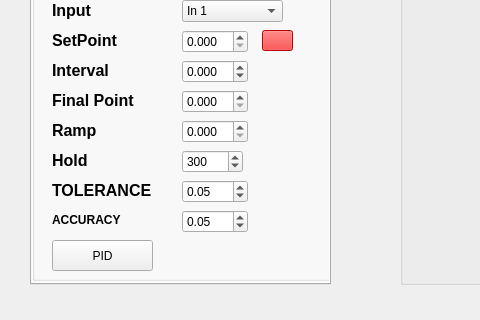
This is Control VI/mainwindow.ui in rohitranjan017/Interfacing-and-Data-Acquisition-from-Scientific-Instruments as Qt 5 draws it before an edit; both pictures show x 0 to 480 and y 433 to 753 of the 1316 by 848 pixel window. The edited form follows.
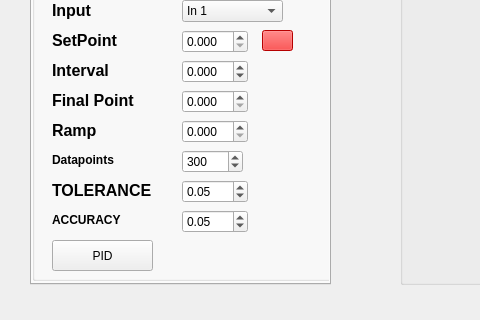
This is the edited form. The open tabs and pages were chosen to show the change. Icons and pictures are not drawn.

Patch:
```diff
--- a/Control VI/mainwindow.ui
+++ b/Control VI/mainwindow.ui
@@ -331,7 +331,7 @@
         </rect>
        </property>
        <property name="text">
-        <string>&lt;html&gt;&lt;head/&gt;&lt;body&gt;&lt;p&gt;&lt;span style=&quot; font-size:12pt; font-weight:600;&quot;&gt;Hold&lt;/span&gt;&lt;/p&gt;&lt;/body&gt;&lt;/html&gt;</string>
+        <string>&lt;html&gt;&lt;head/&gt;&lt;body&gt;&lt;p&gt;&lt;span style=&quot; font-weight:600;&quot;&gt;Datapoints&lt;/span&gt;&lt;/p&gt;&lt;/body&gt;&lt;/html&gt;</string>
        </property>
       </widget>
       <widget class="QLabel" name="label_53">
```
Left out of the diff: 35 changed lines with no effect on the pictures.
